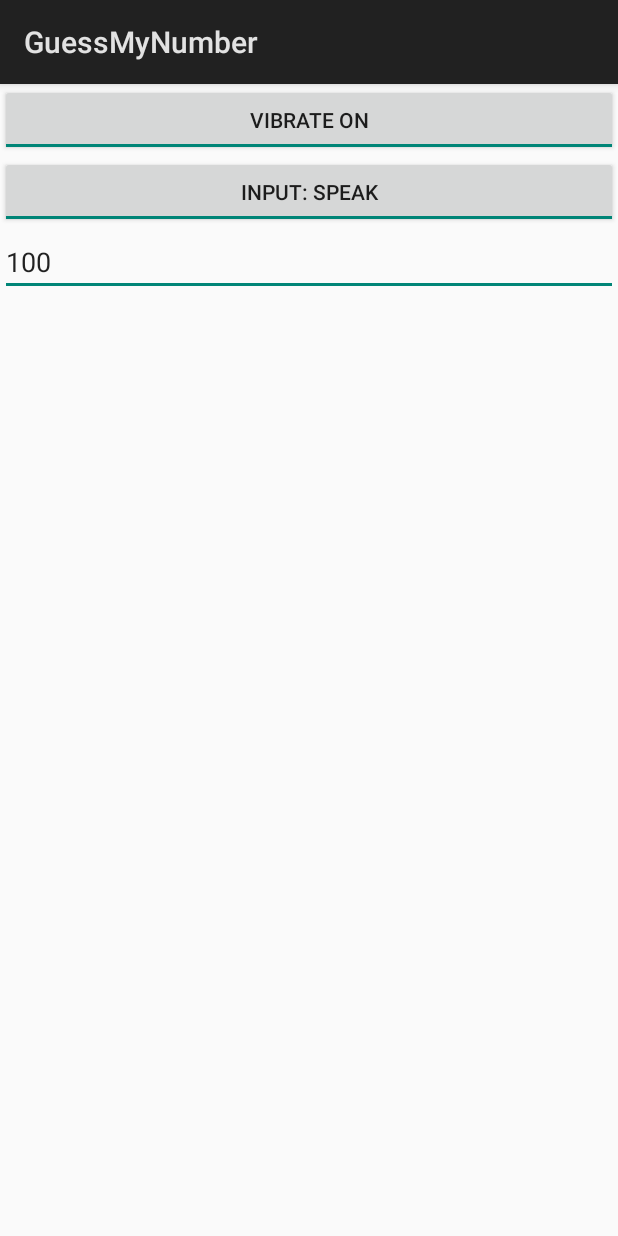
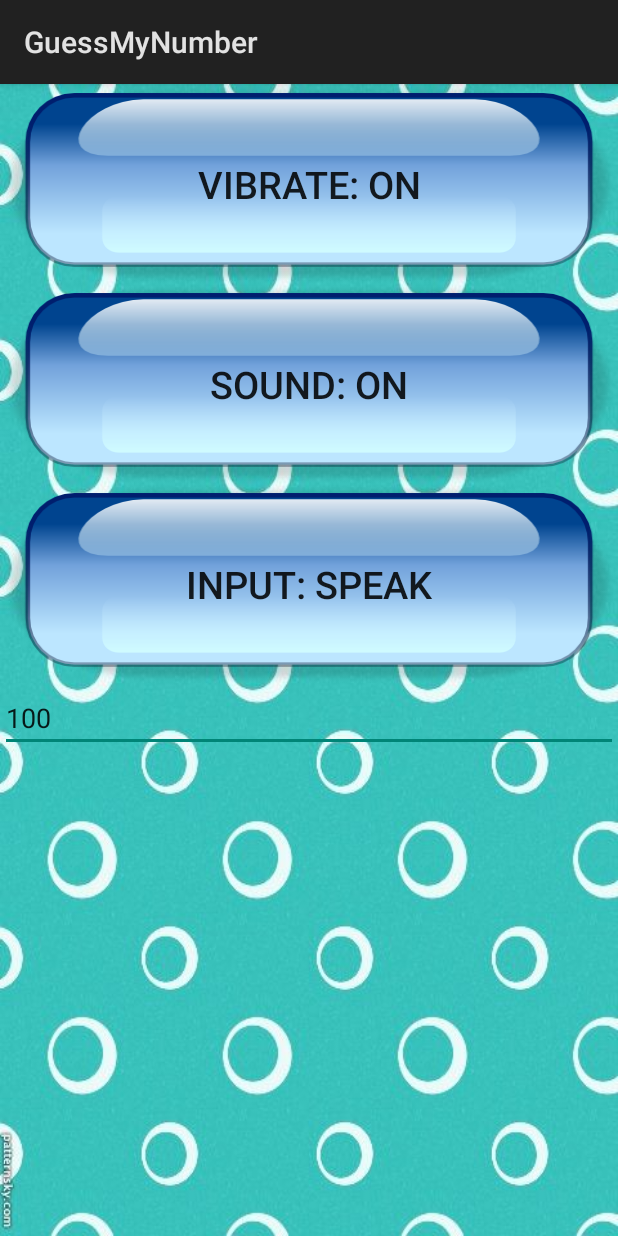
Before and after one commit to gamesbykevin/GuessMyNumber, an Android app: the OptionsActivity screen opened directly, with no data from a screen before it, on a phone screen of 412 x 824 dp. Run offline under Robolectric (Android 15) with nearby library versions, the phone set to English and light mode, and no system bars.

Commit message:
Added styling
Support for multiple languages

Sound effects when we win

Display animated fireworks when we win

```diff
--- a/app/src/main/java/com/gamesbykevin/guessmynumber/OptionsActivity.java
+++ b/app/src/main/java/com/gamesbykevin/guessmynumber/OptionsActivity.java
@@ -23,11 +23,13 @@ public class OptionsActivity extends Activity {
             //access values so we can save to shared preferences
             ToggleButton button1 = (ToggleButton)findViewById(R.id.buttonVibrate);
             ToggleButton button2 = (ToggleButton)findViewById(R.id.buttonInput);
+            ToggleButton button3 = (ToggleButton)findViewById(R.id.buttonSound);
             EditText editText = (EditText)findViewById(R.id.textRandom);
 
             //update the button settings
             button1.setChecked(preferences.getBoolean(getString(R.string.key_vibrate), true));
             button2.setChecked(preferences.getBoolean(getString(R.string.key_input), true));
+            button3.setChecked(preferences.getBoolean(getString(R.string.key_sound), true));
 
             //update the text box
             editText.setText(preferences.getInt(getString(R.string.key_random), 100) + "");
@@ -46,11 +48,13 @@ public class OptionsActivity extends Activity {
         //access values so we can save to shared preferences
         ToggleButton button1 = (ToggleButton)findViewById(R.id.buttonVibrate);
         ToggleButton button2 = (ToggleButton)findViewById(R.id.buttonInput);
+        ToggleButton button3 = (ToggleButton)findViewById(R.id.buttonSound);
         EditText editText = (EditText)findViewById(R.id.textRandom);
 
         //store the boolean value
         edit.putBoolean(getString(R.string.key_vibrate), button1.isChecked());
         edit.putBoolean(getString(R.string.key_input), button2.isChecked());
+        edit.putBoolean(getString(R.string.key_sound), button3.isChecked());
 
         //default 100
         int number = 100;
--- a/app/src/main/res/layout/activity_options.xml
+++ b/app/src/main/res/layout/activity_options.xml
@@ -2,26 +2,33 @@
 <LinearLayout
     xmlns:android="http://schemas.android.com/apk/res/android"
     xmlns:tools="http://schemas.android.com/tools"
-    android:layout_width="match_parent"
-    android:layout_height="match_parent"
-    android:orientation="vertical"
+    style="@style/activityBackground"
     tools:context="com.gamesbykevin.guessmynumber.OptionsActivity">
 
     <!-- vibrate setting on/off -->
     <ToggleButton
         android:id="@+id/buttonVibrate"
-        android:textOn="Vibrate On"
-        android:textOff="Vibrate Off"
-        android:layout_width="match_parent"
-        android:layout_height="wrap_content"/>
+        android:textOn="@string/options_text_vibrate_on"
+        android:textOff="@string/options_text_vibrate_off"
+        style="@style/textViewStyleMenu"
+        />
+
+    <!-- sound setting on/off -->
+    <ToggleButton
+        android:id="@+id/buttonSound"
+        android:textOn="@string/options_text_sound_on"
+        android:textOff="@string/options_text_sound_off"
+        style="@style/textViewStyleMenu"
+        />
+
 
     <!-- input setting speak/type -->
     <ToggleButton
         android:id="@+id/buttonInput"
-        android:textOn="Input: Speak"
-        android:textOff="Input: Keyboard"
-        android:layout_width="match_parent"
-        android:layout_height="wrap_content"/>
+        android:textOn="@string/options_text_input_speak"
+        android:textOff="@string/options_text_input_type"
+        style="@style/textViewStyleMenu"
+        />
 
     <!-- random number range -->
     <EditText
--- a/app/src/main/res/values/strings.xml
+++ b/app/src/main/res/values/strings.xml
@@ -1,17 +1,30 @@
 <resources>
-    <string name="app_name">GuessMyNumber</string>
-    <string name="speech_prompt">Speak a # 1 - 100</string>
+    <string translatable="false" name="app_name">GuessMyNumber</string>
+
+    <string name="menu_text_start">Start</string>
+    <string name="menu_text_options">Options</string>
+    <string name="menu_text_exit">Exit</string>
+
+    <string name="options_text_vibrate_on">Vibrate: on</string>
+    <string name="options_text_vibrate_off">Vibrate: off</string>
+    <string name="options_text_sound_on">Sound: on</string>
+    <string name="options_text_sound_off">Sound: off</string>
+    <string name="options_text_input_speak">Input: speak</string>
+    <string name="options_text_input_type">Input: type</string>
+
+    <string name="speech_prompt">Speak a number</string>
     <string name="speech_not_supported">Speech not supported</string>
     <string name="guess_higher">Higher</string>
     <string name="guess_lower">Lower</string>
     <string name="guess_correct">Correct!! Attempts - </string>
-    <string name="instructions">Guess a # 1 - 100</string>
+    <string name="instructions">Guess a number</string>
 
     <!-- our shared preferences hashmap key -->
-    <string name="key_shared_preferences">key_shared_preferences</string>
+    <string translatable="false" name="key_shared_preferences">key_shared_preferences</string>
 
     <!-- how we will access each shared preference-->
-    <string name="key_vibrate">key_vibrate</string>
-    <string name="key_input">key_input</string>
-    <string name="key_random">key_random</string>
+    <string translatable="false" name="key_sound">key_sound</string>
+    <string translatable="false" name="key_vibrate">key_vibrate</string>
+    <string translatable="false" name="key_input">key_input</string>
+    <string translatable="false" name="key_random">key_random</string>
 </resources>
--- a/app/src/main/res/values/styles.xml
+++ b/app/src/main/res/values/styles.xml
@@ -5,10 +5,26 @@
         <!-- Customize this theme here. -->
     </style>
 
+
+    <style name="activityBackground">
+        <item name="android:background">@drawable/background</item>
+        <item name="android:layout_width">match_parent</item>
+        <item name="android:layout_height">match_parent</item>
+        <item name="android:orientation">vertical</item>
+    </style>
+
     <!-- this is a custom style I created since all my textViews will look the same -->
-    <style name="textViewStyle">
+    <style name="textViewStyleGame">
         <item name="android:layout_width">match_parent</item>
         <item name="android:layout_height">wrap_content</item>
         <item name="android:textSize">25sp</item>
     </style>
+
+    <!-- this is a custom style I created since all my textViews will look the same -->
+    <style name="textViewStyleMenu">
+        <item name="android:layout_width">match_parent</item>
+        <item name="android:layout_height">wrap_content</item>
+        <item name="android:textSize">25sp</item>
+        <item name="android:background">@drawable/button</item>
+    </style>
 </resources>
```
Also changed, not shown: app/src/main/AndroidManifest.xml (+8 -6 lines), app/src/main/java/com/gamesbykevin/guessmynumber/MainActivity.java (+51 -6 lines), app/src/main/res/layout/activity_main.xml (+10 -6 lines), app/src/main/res/layout/activity_menu.xml (+7 -12 lines), app/src/main/res/drawable-nodpi/background.jpg (added), app/src/main/res/drawable-nodpi/button.png (added), 3 other files.
